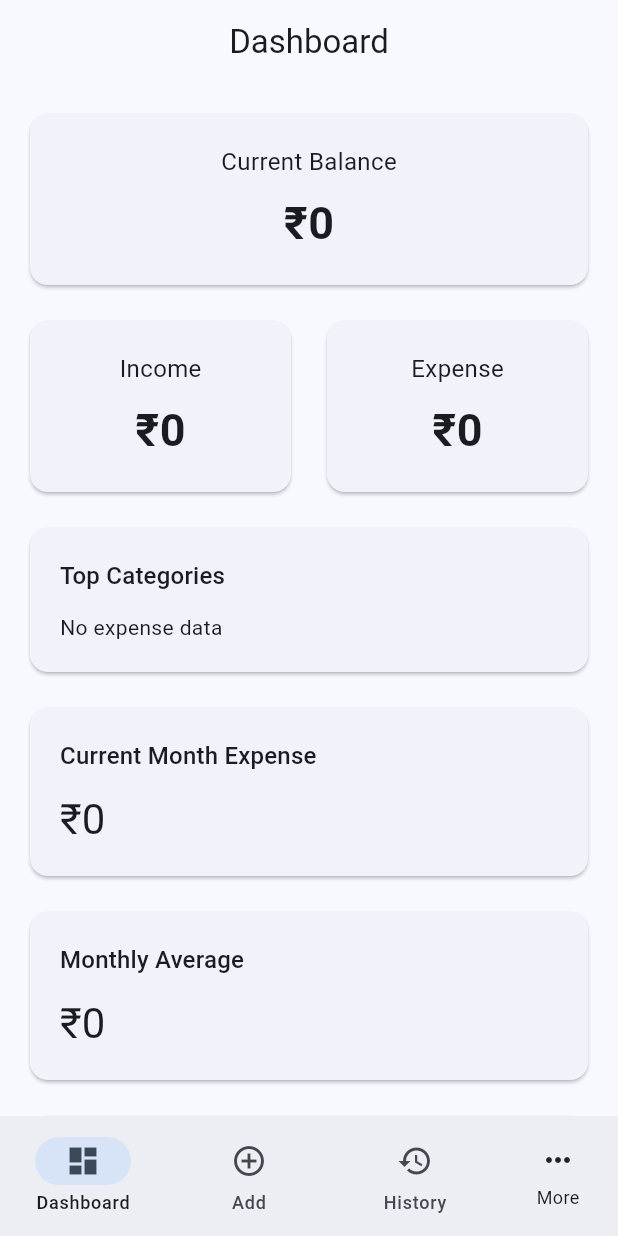
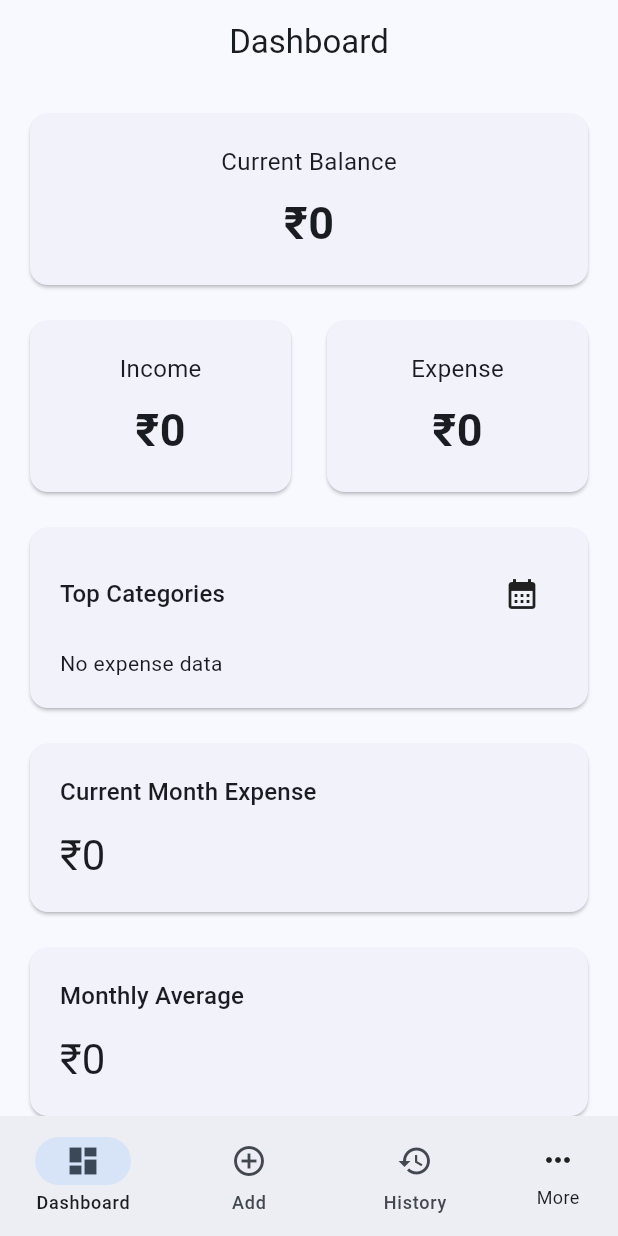
Before and after one commit to elitefantasy/minimal-pocket-finance-app, a Flutter app: the screen it shows after launch, on a phone screen of 412 x 824 dp. Run offline on Flutter 3.47's test engine with Material 3 defaults, Android fonts, the phone set to English and light mode, and no system bars; our stand-ins replace flutter_riverpod, go_router, package_info_plus, shared_preferences, sqflite; missing offline and left inert: saf_stream, saf_util; accounts and stored records are empty.

Commit message:
refactor(dashboard): separate top category sorting from dashboard summary and improve sort indicator UI ........... Optimization: The expensive calculations inside dashboardSummaryProvider are not recomputed,

```diff
--- a/lib/features/dashboard/application/dashboard_summary_provider.dart
+++ b/lib/features/dashboard/application/dashboard_summary_provider.dart
@@ -4,20 +4,33 @@ import 'package:akm_finance_manager/models/dashboard_summary.dart';
 import 'package:akm_finance_manager/models/transaction.dart';
 import 'package:flutter_riverpod/flutter_riverpod.dart';
 
+/// A Riverpod provider that listens to transaction changes and computes
+/// raw aggregated analytics required by the dashboard.
+/// Note: Sorting logic has been decoupled to allow targeted UI rebuilds.
 final dashboardSummaryProvider = Provider<AsyncValue<DashboardSummary>>((ref) {
+  // Watch the asynchronous transaction data source
   final transactionsAsync = ref.watch(transactionNotifierProvider);
 
+  // Safely map asynchronous data once it resolves successfully
   return transactionsAsync.whenData((transactions) {
+
+    // 1. Calculate the total lifetime income
     final income = transactions
         .where((transaction) => transaction.type == 'Income')
         .fold<double>(0, (total, transaction) => total + transaction.amount);
+
+    // 2. Filter out expense transactions to a separate list for easier processing
     final expenseTransactions = transactions
         .where((transaction) => transaction.type == 'Expense')
         .toList(growable: false);
+
+    // 3. Calculate the total lifetime expenses
     final expense = expenseTransactions.fold<double>(
       0,
       (total, transaction) => total + transaction.amount,
     );
+
+    // 4. Calculate the expenses incurred only in the current calendar month
     final now = DateTime.now();
     final currentMonthExpense = expenseTransactions
         .where(
@@ -27,12 +40,10 @@ final dashboardSummaryProvider = Provider<AsyncValue<DashboardSummary>>((ref) {
         )
         .fold<double>(0, (total, transaction) => total + transaction.amount);
 
-    // Group expenses by calendar month.
+    // 5. Group expenses by calendar month using a Map with a (Year, Month) record key
     final monthlyExpenses = <(int, int), double>{};
-
     for (final transaction in expenseTransactions) {
       final key = (transaction.date.year, transaction.date.month);
-
       monthlyExpenses.update(
         key,
         (value) => value + transaction.amount,
@@ -40,6 +51,7 @@ final dashboardSummaryProvider = Provider<AsyncValue<DashboardSummary>>((ref) {
       );
     }
 
+    // 6. Calculate the average expense per month across all recorded months
     final averageMonthlyExpense = monthlyExpenses.isEmpty
         ? 0.0
         : monthlyExpenses.values.fold<double>(
@@ -48,6 +60,7 @@ final dashboardSummaryProvider = Provider<AsyncValue<DashboardSummary>>((ref) {
             ) /
             monthlyExpenses.length;
 
+    // 7. Accumulate total expenses and track unique months per category
     final categoryTotals = <String, _CategoryExpense>{};
     for (final transaction in expenseTransactions) {
       final category = categoryTotals.putIfAbsent(
@@ -58,24 +71,24 @@ final dashboardSummaryProvider = Provider<AsyncValue<DashboardSummary>>((ref) {
       category.months.add((transaction.date.year, transaction.date.month));
     }
 
-    final topCategories =
-        categoryTotals.entries
+    // 8. Transform raw category analytics into a list of TopCategorySummary items
+    final topCategories = categoryTotals.entries
         .map(
           (entry) => TopCategorySummary(
             name: entry.key,
-                monthlyAverage:
-                    entry.value.totalExpense / entry.value.months.length,
+            monthlyAverage: entry.value.months.isEmpty
+                ? 0
+                : entry.value.totalExpense / entry.value.months.length,
             totalExpense: entry.value.totalExpense,
           ),
         )
-            .toList()
-          ..sort(
-            (first, second) =>
-                second.totalExpense.compareTo(first.totalExpense),
-          );
+        .toList();
+
+    // 9. Sort all transactions globally by date descending to extract the newest entries
     final recentTransactions = List<Transaction>.of(transactions)
       ..sort((first, second) => second.date.compareTo(first.date));
 
+    // Construct and return the final read-only summary payload for the UI
     return DashboardSummary(
       balance: income - expense,
       income: income,
@@ -83,11 +96,13 @@ final dashboardSummaryProvider = Provider<AsyncValue<DashboardSummary>>((ref) {
       currentMonthExpense: currentMonthExpense,
       averageMonthlyExpense: averageMonthlyExpense,
       recentTransactions: recentTransactions.take(5).toList(growable: false),
-      topCategories: topCategories.take(5).toList(growable: false),
+      topCategories: topCategories, // Passes down raw unsorted list for downstream sorted providers
     );
   });
 });
 
+/// Internal helper class used to temporarily group and calculate statistics
+/// for specific expense categories during compilation.
 class _CategoryExpense {
   double totalExpense = 0;
   final Set<(int, int)> months = <(int, int)>{};
--- /dev/null
+++ b/lib/features/dashboard/application/sorted_top_categories_provider.dart
@@ -0,0 +1,33 @@
+import 'package:flutter_riverpod/flutter_riverpod.dart';
+
+import 'dashboard_summary_provider.dart';
+import 'top_category_sort_provider.dart';
+import 'package:akm_finance_manager/models/dashboard_summary.dart';
+
+final sortedTopCategoriesProvider =
+    Provider<AsyncValue<List<TopCategorySummary>>>((ref) {
+  final summaryAsync = ref.watch(dashboardSummaryProvider);
+  final sortMode = ref.watch(topCategorySortProvider);
+
+  return summaryAsync.whenData((summary) {
+    final categories = List<TopCategorySummary>.of(summary.topCategories);
+
+    switch (sortMode) {
+      case TopCategorySort.monthlyAverage:
+        categories.sort(
+          (a, b) =>
+              b.monthlyAverage.compareTo(a.monthlyAverage),
+        );
+        break;
+
+      case TopCategorySort.totalExpense:
+        categories.sort(
+          (a, b) =>
+              b.totalExpense.compareTo(a.totalExpense),
+        );
+        break;
+    }
+
+    return categories;
+  });
+});
--- /dev/null
+++ b/lib/features/dashboard/application/top_category_sort_provider.dart
@@ -0,0 +1,7 @@
+import 'package:flutter_riverpod/flutter_riverpod.dart';
+
+enum TopCategorySort { monthlyAverage, totalExpense }
+
+final topCategorySortProvider = StateProvider<TopCategorySort>(
+  (ref) => TopCategorySort.monthlyAverage,
+);
--- a/lib/features/dashboard/presentation/screens/dashboard_screen.dart
+++ b/lib/features/dashboard/presentation/screens/dashboard_screen.dart
@@ -1,58 +1,70 @@
 import 'package:flutter/material.dart';
 import 'package:flutter_riverpod/flutter_riverpod.dart';
 import 'package:akm_finance_manager/features/dashboard/application/dashboard_summary_provider.dart';
+import 'package:akm_finance_manager/features/dashboard/application/sorted_top_categories_provider.dart';
 import 'package:akm_finance_manager/features/dashboard/presentation/widgets/summary_card.dart';
 import 'package:akm_finance_manager/features/dashboard/presentation/widgets/monthly_expense_card.dart';
 import 'package:akm_finance_manager/features/dashboard/presentation/widgets/top_categories_card.dart';
 import 'package:akm_finance_manager/features/dashboard/presentation/widgets/recent_transactions_card.dart';
 import 'package:akm_finance_manager/shared/widgets/app_scaffold.dart';
 
+/// The main entry dashboard screen representing metrics, graphs, recent transactions,
+/// and category spend breakdown.
 class DashboardScreen extends ConsumerWidget {
   const DashboardScreen({super.key});
 
   @override
   Widget build(BuildContext context, WidgetRef ref) {
+    // Watch the master asynchronous dashboard summary provider
     final summaryAsync = ref.watch(dashboardSummaryProvider);
 
+    // Watch the dedicated provider handling sorted category metrics asynchronously
+    final sortedCategoriesAsync = ref.watch(sortedTopCategoriesProvider);
+
     return summaryAsync.when(
+      // Render fallback loading indicator while summary details compile
       loading: () => const AppScaffold(
         title: 'Dashboard',
         body: Center(child: CircularProgressIndicator()),
       ),
+      // Render clean error text message if provider initialization fails
       error: (error, stackTrace) => AppScaffold(
         title: 'Dashboard',
         body: Center(child: Text(error.toString())),
       ),
       data: (summary) {
+        // Safe extraction: resolve values from the specialized sorting provider.
+        // Fall back to the default unsorted model array if asynchronous data isn't ready.
+        final sortedCategories = sortedCategoriesAsync.value ?? summary.topCategories;
+
         return AppScaffold(
           title: 'Dashboard',
           body: SingleChildScrollView(
             padding: const EdgeInsets.all(16),
             child: Column(
-              crossAxisAlignment: CrossAxisAlignment
-                  .stretch, // A Column has two axes: X and Y stretch tells widgets to fill the available width.
+              // Forces inner elements to expand dynamically horizontally
+              crossAxisAlignment: CrossAxisAlignment.stretch,
               children: [
+                // Top Highlighted Metric: Running Net Worth/Balance
                 SummaryCard(
                   title: 'Current Balance',
                   value: '₹${summary.balance.toStringAsFixed(0)}',
                 ),
-                const SizedBox(
-                  height: 16,
-                ), // Adds horizontal spacing between the two cards.
+                const SizedBox(height: 16), // Vertical element spacing
+
+                // Split metrics display container block
                 Row(
-                  // arange widgets horizontally
                   children: [
                     Expanded(
-                      // share available widht equally
+                      // Left Pillar: Income Aggregates
                       child: SummaryCard(
                         title: 'Income',
                         value: '₹${summary.income.toStringAsFixed(0)}',
                       ),
                     ),
-
-                    const SizedBox(width: 16),
-
+                    const SizedBox(width: 16), // Horizontal gap spacing split
                     Expanded(
+                      // Right Pillar: Outbound Expenses
                       child: SummaryCard(
                         title: 'Expense',
                         value: '₹${summary.expense.toStringAsFixed(0)}',
@@ -62,9 +74,13 @@ class DashboardScreen extends ConsumerWidget {
                 ),
                 const SizedBox(height: 16),
 
-                TopCategoriesCard(categories: summary.topCategories),
+                // Dynamic Top Expenditure Visual Categories Card
+                TopCategoriesCard(
+                  categories: sortedCategories,
+                ),
                 const SizedBox(height: 16),
 
+                // Isolated structural comparison blocks (Monthly Contexts)
                 MonthlyExpenseCard(
                   title: 'Current Month Expense',
                   amount: '₹${summary.currentMonthExpense.toStringAsFixed(0)}',
@@ -72,11 +88,11 @@ class DashboardScreen extends ConsumerWidget {
                 const SizedBox(height: 16),
                 MonthlyExpenseCard(
                   title: 'Monthly Average',
-                  amount:
-                      '₹${summary.averageMonthlyExpense.toStringAsFixed(0)}',
+                  amount: '₹${summary.averageMonthlyExpense.toStringAsFixed(0)}',
                 ),
                 const SizedBox(height: 16),
 
+                // Recent ledger history overview item card
                 RecentTransactionsCard(
                   transactions: summary.recentTransactions,
                 ),
--- a/lib/features/dashboard/presentation/widgets/top_categories_card.dart
+++ b/lib/features/dashboard/presentation/widgets/top_categories_card.dart
@@ -1,26 +1,76 @@
 import 'package:akm_finance_manager/models/dashboard_summary.dart';
 import 'package:flutter/material.dart';
+import 'package:flutter_riverpod/flutter_riverpod.dart';
+import 'package:akm_finance_manager/features/dashboard/application/top_category_sort_provider.dart';
 
-class TopCategoriesCard extends StatelessWidget {
+/// A card that displays a list of top spending categories.
+/// Includes a dropdown option to sort categories by monthly average or total expense.
+class TopCategoriesCard extends ConsumerWidget {
   const TopCategoriesCard({super.key, required this.categories});
 
   final List<TopCategorySummary> categories;
 
   @override
-  Widget build(BuildContext context) {
+  Widget build(BuildContext context, WidgetRef ref) {
+    // Watch the current sort state from Riverpod to update the UI dynamically
+    final sortMode = ref.watch(topCategorySortProvider);
+
     return Card(
       child: Padding(
         padding: const EdgeInsets.all(20),
         child: Column(
           crossAxisAlignment: CrossAxisAlignment.start,
           children: [
-            Text(
-              'Top Categories',
-              style: Theme.of(context).textTheme.titleMedium,
+            // Header row containing the title and the sort menu button
+            Row(
+              children: [
+                Expanded(
+                  child: Text(
+                    'Top Categories',
+                    style: Theme.of(context).textTheme.titleMedium,
+                  ),
+                ),
+                PopupMenuButton<TopCategorySort>(
+                  initialValue: sortMode,
+                  tooltip: 'Sort categories',
+                  // Dynamically change the trailing icon based on current sort mode
+                  icon: Icon(switch (sortMode) {
+                    TopCategorySort.monthlyAverage => Icons.calendar_month,
+                    TopCategorySort.totalExpense => Icons.currency_rupee,
+                  }),
+                  // Update the Riverpod provider state when a new sort method is selected
+                  onSelected: (value) {
+                    ref.read(topCategorySortProvider.notifier).state = value;
+                  },
+                  itemBuilder: (context) => [
+                    const PopupMenuItem(
+                      value: TopCategorySort.monthlyAverage,
+                      child: Row(
+                        children: [
+                          Icon(Icons.calendar_month),
+                          SizedBox(width: 12),
+                          Text('Monthly Average'),
+                        ],
+                      ),
+                    ),
+                    const PopupMenuItem(
+                      value: TopCategorySort.totalExpense,
+                      child: Row(
+                        children: [
+                          Icon(Icons.currency_rupee),
+                          SizedBox(width: 12),
+                          Text('Total Expense'),
+                        ],
+                      ),
+                    ),
+                  ],
+                ),
+              ],
             ),
-
             const SizedBox(height: 12),
 
+            // Conditional rendering: Show a fallback message if no data exists,
+            // otherwise list out the categories.
             if (categories.isEmpty)
               const Text('No expense data')
             else
@@ -30,8 +80,7 @@ class TopCategoriesCard extends StatelessWidget {
                   contentPadding: EdgeInsets.zero,
                   title: Text(category.name),
                   subtitle: Text(
-                    'Monthly Average: '
-                    '₹${category.monthlyAverage.toStringAsFixed(0)}',
+                    'Monthly Average: ₹${category.monthlyAverage.toStringAsFixed(0)}',
                   ),
                   trailing: Text(
                     'Total: ₹${category.totalExpense.toStringAsFixed(0)}',
```
Lines whose indentation alone changed are shown as unchanged.
